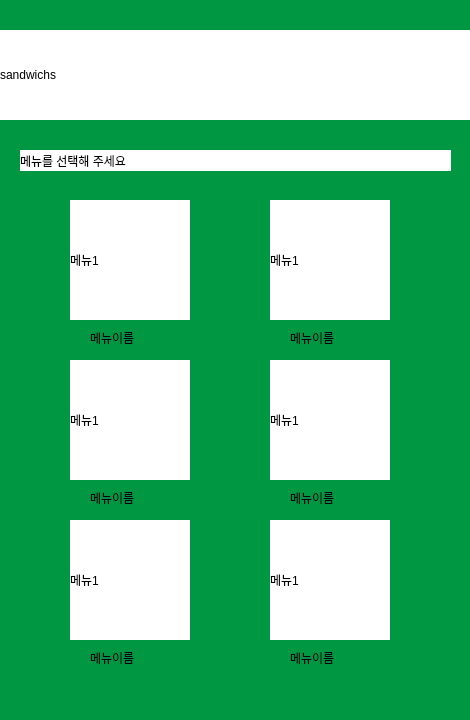
Above: sandwich.ui from annual-salary-investigation/sandwich before the change. Below: the same form after it.
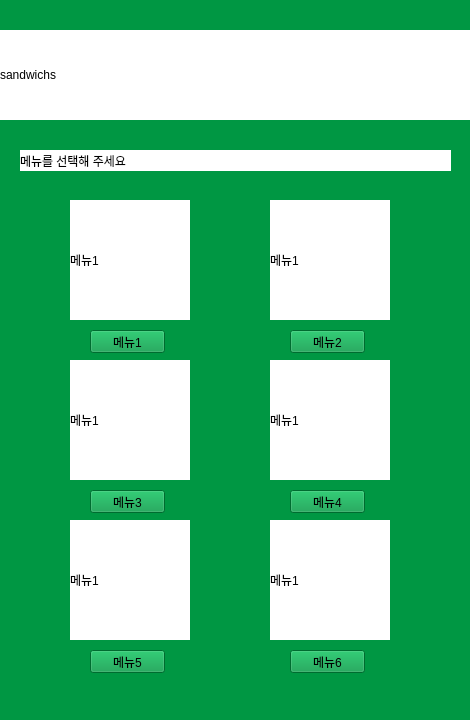
That is the form after the change.

Commit message: 메뉴 버튼 구현

```diff
--- a/sandwich.ui
+++ b/sandwich.ui
@@ -188,84 +188,6 @@
     <string>메뉴1</string>
    </property>
   </widget>
-  <widget class="QLabel" name="name1">
-   <property name="geometry">
-    <rect>
-     <x>90</x>
-     <y>330</y>
-     <width>81</width>
-     <height>16</height>
-    </rect>
-   </property>
-   <property name="text">
-    <string>메뉴이름</string>
-   </property>
-  </widget>
-  <widget class="QLabel" name="name2">
-   <property name="geometry">
-    <rect>
-     <x>290</x>
-     <y>330</y>
-     <width>81</width>
-     <height>16</height>
-    </rect>
-   </property>
-   <property name="text">
-    <string>메뉴이름</string>
-   </property>
-  </widget>
-  <widget class="QLabel" name="name3">
-   <property name="geometry">
-    <rect>
-     <x>90</x>
-     <y>490</y>
-     <width>81</width>
-     <height>16</height>
-    </rect>
-   </property>
-   <property name="text">
-    <string>메뉴이름</string>
-   </property>
-  </widget>
-  <widget class="QLabel" name="name4">
-   <property name="geometry">
-    <rect>
-     <x>290</x>
-     <y>490</y>
-     <width>81</width>
-     <height>16</height>
-    </rect>
-   </property>
-   <property name="text">
-    <string>메뉴이름</string>
-   </property>
-  </widget>
-  <widget class="QLabel" name="name5">
-   <property name="geometry">
-    <rect>
-     <x>90</x>
-     <y>650</y>
-     <width>81</width>
-     <height>16</height>
-    </rect>
-   </property>
-   <property name="text">
-    <string>메뉴이름</string>
-   </property>
-  </widget>
-  <widget class="QLabel" name="name6">
-   <property name="geometry">
-    <rect>
-     <x>290</x>
-     <y>650</y>
-     <width>81</width>
-     <height>16</height>
-    </rect>
-   </property>
-   <property name="text">
-    <string>메뉴이름</string>
-   </property>
-  </widget>
   <widget class="QLabel" name="menubar">
    <property name="geometry">
     <rect>
@@ -282,6 +204,84 @@
     <string>메뉴를 선택해 주세요</string>
    </property>
   </widget>
+  <widget class="QPushButton" name="btnmenu1">
+   <property name="geometry">
+    <rect>
+     <x>90</x>
+     <y>330</y>
+     <width>75</width>
+     <height>23</height>
+    </rect>
+   </property>
+   <property name="text">
+    <string>메뉴1</string>
+   </property>
+  </widget>
+  <widget class="QPushButton" name="btnmenu2">
+   <property name="geometry">
+    <rect>
+     <x>290</x>
+     <y>330</y>
+     <width>75</width>
+     <height>23</height>
+    </rect>
+   </property>
+   <property name="text">
+    <string>메뉴2</string>
+   </property>
+  </widget>
+  <widget class="QPushButton" name="btnmenu3">
+   <property name="geometry">
+    <rect>
+     <x>90</x>
+     <y>490</y>
+     <width>75</width>
+     <height>23</height>
+    </rect>
+   </property>
+   <property name="text">
+    <string>메뉴3</string>
+   </property>
+  </widget>
+  <widget class="QPushButton" name="btnmenu4">
+   <property name="geometry">
+    <rect>
+     <x>290</x>
+     <y>490</y>
+     <width>75</width>
+     <height>23</height>
+    </rect>
+   </property>
+   <property name="text">
+    <string>메뉴4</string>
+   </property>
+  </widget>
+  <widget class="QPushButton" name="btnmenu5">
+   <property name="geometry">
+    <rect>
+     <x>90</x>
+     <y>650</y>
+     <width>75</width>
+     <height>23</height>
+    </rect>
+   </property>
+   <property name="text">
+    <string>메뉴5</string>
+   </property>
+  </widget>
+  <widget class="QPushButton" name="btnmenu6">
+   <property name="geometry">
+    <rect>
+     <x>290</x>
+     <y>650</y>
+     <width>75</width>
+     <height>23</height>
+    </rect>
+   </property>
+   <property name="text">
+    <string>메뉴6</string>
+   </property>
+  </widget>
  </widget>
  <resources/>
  <connections/>
```
The commit also changes 3 other files.
